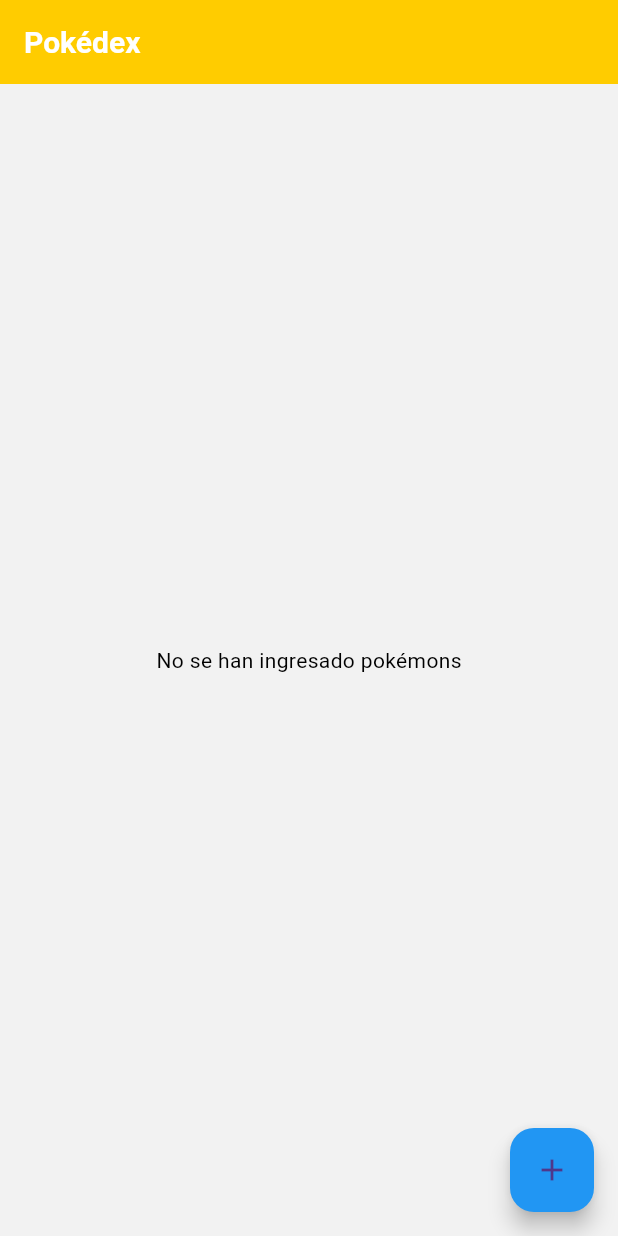
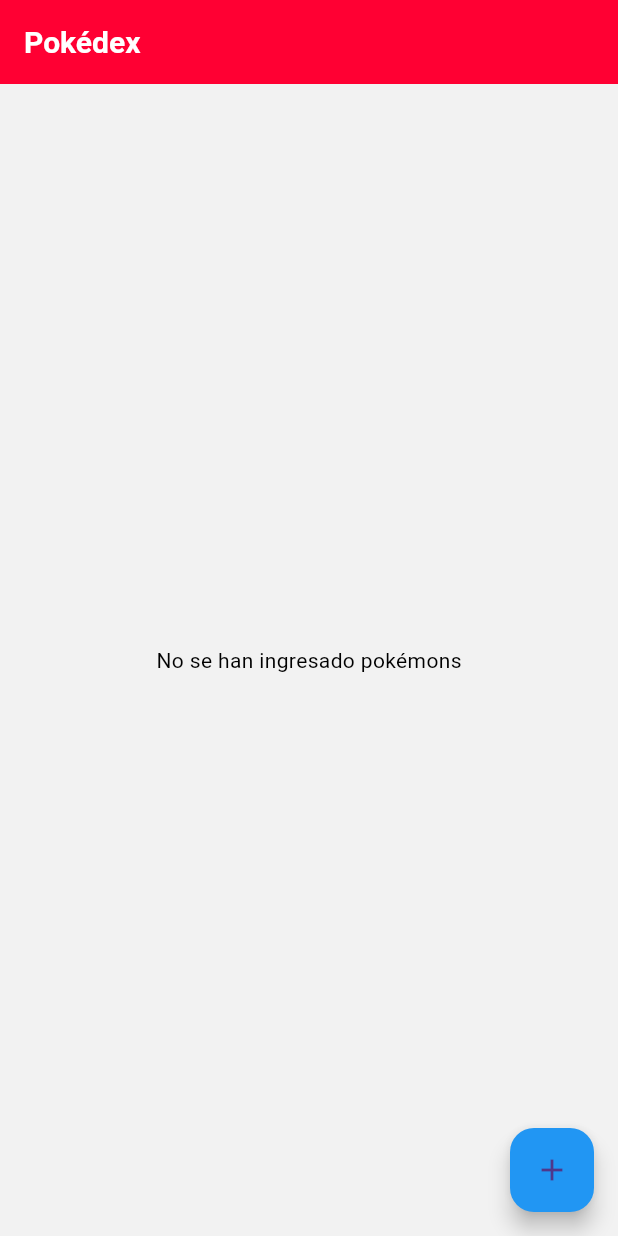
Before and after one commit to YoungRa19/PokedexApp, a Flutter app: the screen it shows after launch, on a phone screen of 412 x 824 dp. Run offline on Flutter 3.47's test engine with Material 3 defaults, Android fonts, the phone set to English and light mode, and no system bars; our stand-ins replace dio.

Commit message:
Big commit

```diff
--- a/lib/dashboard/index.dart
+++ b/lib/dashboard/index.dart
@@ -82,7 +82,7 @@ class _DashboardState extends State<Dashboard> {
     return Scaffold(
       appBar: AppBar(
         title: Text('Pokédex'),
-        backgroundColor: Color(0xFFFFCC00),
+        backgroundColor: Color(0xFFFF0033),
         foregroundColor: Color(0xFF3D7DCA),
       ),
       body: Container(
--- a/lib/models/pokemon.dart
+++ b/lib/models/pokemon.dart
@@ -29,9 +29,7 @@ class Pokemon {
         order: body["order"],
         is_default: body["is_default"],
         location_area_encounters: body["location_area_encounters"],
-        abilities: (body["abilities"] as List)
-            .map((a) => Ability.fromMap(a["ability"]))
-            .toList(),
+        abilities: (body["abilities"] as List).map((a) => Ability.fromMap(a["ability"])).toList(),
       );
     } catch (e) {
       print("Error al obtener el Pokémon: $e");
```
Also changed, not shown: lib/models/ability.dart (+6 -6 lines).
